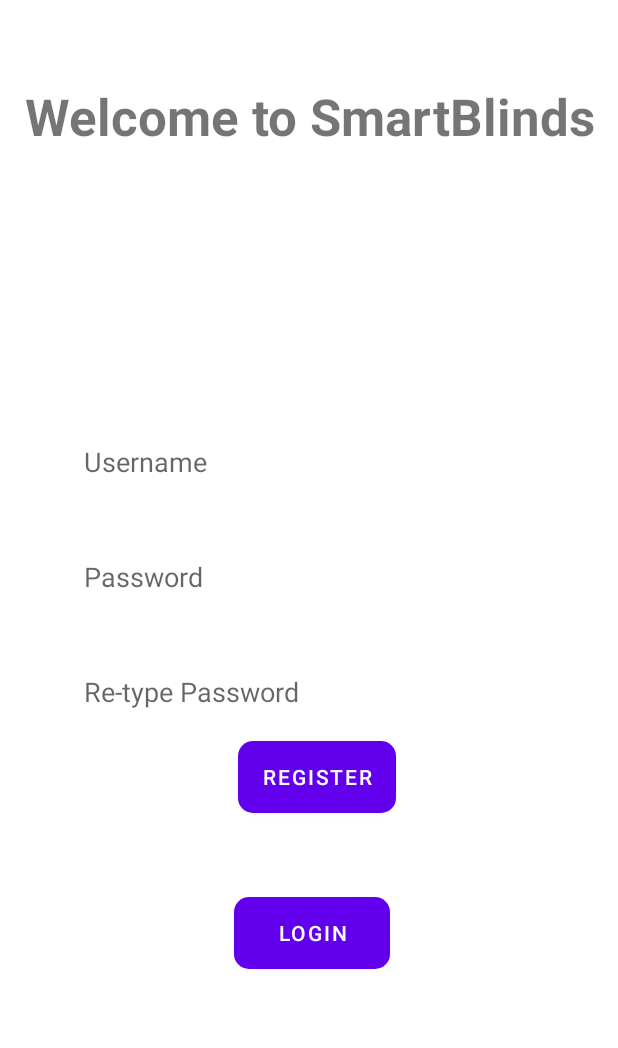
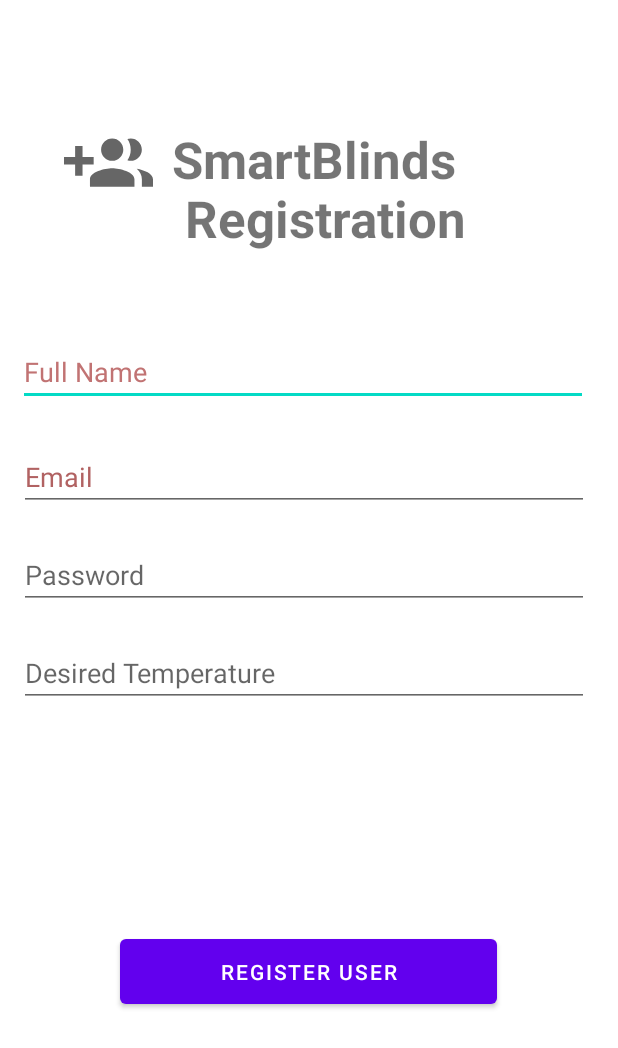
Before and after one commit to jkanagal/mobileapp, an Android app: the screen it shows after launch (MainActivity before the commit, register_user after it), after a tap on "LOGIN", on a phone screen of 412 x 824 dp. Shown: the top 1048 px of the screen. Run offline under Robolectric (Android 15) with nearby library versions, the phone set to English and light mode, and no system bars; 2 statements that could not run were skipped.

Commit message:
no logic yet, still formating

```diff
--- a/MyApplication_smartblinds_updated/MyApplication_smartblinds/app/src/main/AndroidManifest.xml
+++ b/MyApplication_smartblinds_updated/MyApplication_smartblinds/app/src/main/AndroidManifest.xml
@@ -25,7 +25,7 @@
             android:name=".schedule_page"
             android:exported="false" />
         <activity
-            android:name=".login_page"
+            android:name=".register_user"
             android:exported="false" />
         <activity
             android:name=".MainActivity"
--- a/MyApplication_smartblinds_updated/MyApplication_smartblinds/app/src/main/java/com/example/myapplication_smartblinds/MainActivity.java
+++ b/MyApplication_smartblinds_updated/MyApplication_smartblinds/app/src/main/java/com/example/myapplication_smartblinds/MainActivity.java
@@ -6,7 +6,6 @@ import android.content.Intent;
 import android.os.Bundle;
 import android.view.View;
 import android.widget.Button;
-import android.widget.CompoundButton;
 import android.widget.TextView;
 import android.widget.ToggleButton;
 
@@ -31,7 +30,7 @@ TextView tv;
     }
 
     public void openLoginPage(){
-        Intent intent=new Intent(this, login_page.class);
+        Intent intent=new Intent(this, register_user.class);
         startActivity(intent);
     }
 
--- a/MyApplication_smartblinds_updated/MyApplication_smartblinds/app/src/main/java/com/example/myapplication_smartblinds/register_user.java
+++ b/MyApplication_smartblinds_updated/MyApplication_smartblinds/app/src/main/java/com/example/myapplication_smartblinds/register_user.java
@@ -7,12 +7,12 @@ import android.os.Bundle;
 import android.view.View;
 import android.widget.Button;
 
-public class login_page extends AppCompatActivity {
+public class register_user extends AppCompatActivity {
     Button logintohome;
     @Override
     protected void onCreate(Bundle savedInstanceState) {
         super.onCreate(savedInstanceState);
-        setContentView(R.layout.activity_login_page);
+        setContentView(R.layout.activity_register_user);
 
 
         logintohome=(Button)findViewById(R.id.login_home);
--- a/MyApplication_smartblinds_updated/MyApplication_smartblinds/app/src/main/res/layout/activity_main.xml
+++ b/MyApplication_smartblinds_updated/MyApplication_smartblinds/app/src/main/res/layout/activity_main.xml
@@ -16,29 +16,17 @@
         android:textSize="34sp"
         android:textStyle="bold"
         app:layout_constraintBottom_toBottomOf="parent"
+        app:layout_constraintHorizontal_bias="0.666"
         app:layout_constraintLeft_toLeftOf="parent"
         app:layout_constraintRight_toRightOf="parent"
         app:layout_constraintTop_toTopOf="parent"
-        app:layout_constraintVertical_bias="0.07" />
-
-    <Button
-        android:id="@+id/button"
-        android:layout_width="wrap_content"
-        android:layout_height="wrap_content"
-        android:layout_marginTop="356dp"
-        android:layout_marginEnd="148dp"
-        android:background="@drawable/custom_button"
-        android:text="@string/register_button"
-        app:layout_constraintBottom_toBottomOf="parent"
-        app:layout_constraintEnd_toEndOf="parent"
-        app:layout_constraintTop_toBottomOf="@+id/textView2"
-        app:layout_constraintVertical_bias="0.119" />
+        app:layout_constraintVertical_bias="0.069" />
 
     <EditText
         android:id="@+id/username"
         android:layout_width="321dp"
         android:layout_height="57dp"
-        android:layout_marginStart="56dp"
+        android:layout_marginStart="44dp"
         android:background="#A3A0A0"
         android:backgroundTint="#FFFFFF"
         android:hint="@string/username_text"
@@ -50,28 +38,7 @@
         app:layout_constraintBottom_toBottomOf="parent"
         app:layout_constraintStart_toStartOf="parent"
         app:layout_constraintTop_toTopOf="parent"
-        app:layout_constraintVertical_bias="0.364"
-        tools:ignore="TextContrastCheck" />
-
-    <EditText
-        android:id="@+id/repassword"
-        android:layout_width="321dp"
-        android:layout_height="57dp"
-        android:layout_below="@+id/password"
-        android:layout_marginStart="56dp"
-        android:layout_marginTop="19dp"
-        android:layout_marginBottom="212dp"
-        android:background="#838383"
-        android:backgroundTint="#FFFFFF"
-        android:hint="@string/re_type_password_text"
-        android:importantForAutofill="no"
-        android:inputType="textPassword"
-
-        android:textColor="#ECE4E4"
-        app:layout_constraintBottom_toBottomOf="parent"
-        app:layout_constraintStart_toStartOf="parent"
-        app:layout_constraintTop_toBottomOf="@+id/password"
-        app:layout_constraintVertical_bias="0.0"
+        app:layout_constraintVertical_bias="0.348"
         tools:ignore="TextContrastCheck" />
 
     <EditText
@@ -79,7 +46,7 @@
         android:layout_width="321dp"
         android:layout_height="57dp"
         android:layout_below="@+id/username"
-        android:layout_marginStart="56dp"
+        android:layout_marginStart="44dp"
         android:layout_marginTop="19dp"
         android:layout_marginBottom="292dp"
 
@@ -92,20 +59,69 @@
         app:layout_constraintBottom_toBottomOf="parent"
         app:layout_constraintStart_toStartOf="parent"
         app:layout_constraintTop_toBottomOf="@+id/username"
-        app:layout_constraintVertical_bias="0.0"
+        app:layout_constraintVertical_bias="0.028"
         tools:ignore="TextContrastCheck" />
 
     <Button
         android:id="@+id/loginmain"
-        android:layout_width="104dp"
-        android:layout_height="48dp"
-        android:layout_marginTop="20dp"
-        android:layout_marginEnd="152dp"
+        android:layout_width="270dp"
+        android:layout_height="43dp"
+        android:layout_marginTop="49dp"
         android:background="@drawable/custom_button"
         android:text="@string/login_button"
         app:layout_constraintBottom_toBottomOf="parent"
         app:layout_constraintEnd_toEndOf="parent"
-        app:layout_constraintTop_toBottomOf="@+id/button"
-        app:layout_constraintVertical_bias="0.167" />
+        app:layout_constraintHorizontal_bias="0.496"
+        app:layout_constraintStart_toStartOf="parent"
+        app:layout_constraintTop_toBottomOf="@+id/password"
+        app:layout_constraintVertical_bias="0.0" />
+    <TextView
+        android:id="@+id/forgotPassword"
+        android:layout_width="wrap_content"
+        android:layout_height="wrap_content"
+        android:text="@string/forgot_password"
+        android:textSize="16sp"
+        android:textStyle="bold"
+        app:layout_constraintTop_toBottomOf="@+id/loginmain"
+        app:layout_constraintLeft_toLeftOf="parent"
+        android:layout_marginTop="25dp"
+        android:layout_marginStart="25dp"
+        />
+    <TextView
+        android:id="@+id/register"
+        android:layout_width="wrap_content"
+        android:layout_height="wrap_content"
+        android:text="@string/register"
+        android:textSize="16sp"
+        android:textStyle="bold"
+        app:layout_constraintTop_toTopOf="@id/forgotPassword"
+        app:layout_constraintLeft_toRightOf="@id/forgotPassword"
+        android:layout_marginStart="155dp"
+        />
+    <ProgressBar
+        android:layout_width="wrap_content"
+        android:layout_height="wrap_content"
+        android:id="@+id/progressBar"
+        style="?android:attr/progressBarStyleLarge"
+        app:layout_centerInParent="true"
+        android:visibility="gone"
+        tools:ignore="MissingConstraints"
+        app:layout_constraintTop_toTopOf="parent"
+        app:layout_constraintBottom_toBottomOf="parent"
+        app:layout_constraintLeft_toLeftOf="parent"
+        app:layout_constraintRight_toRightOf="parent"
+        />
+
+    <ImageView
+        android:id="@+id/imageView2"
+        android:layout_width="62dp"
+        android:layout_height="59dp"
+        app:layout_constraintBottom_toBottomOf="@+id/textView2"
+        app:layout_constraintEnd_toStartOf="@+id/textView2"
+        app:layout_constraintHorizontal_bias="0.787"
+        app:layout_constraintStart_toStartOf="parent"
+        app:layout_constraintTop_toTopOf="parent"
+        app:layout_constraintVertical_bias="0.816"
+        app:srcCompat="@drawable/ic_baseline_group_24" />
 
 </androidx.constraintlayout.widget.ConstraintLayout>
--- a/MyApplication_smartblinds_updated/MyApplication_smartblinds/app/src/main/res/layout/activity_register_user.xml
+++ b/MyApplication_smartblinds_updated/MyApplication_smartblinds/app/src/main/res/layout/activity_register_user.xml
@@ -4,64 +4,119 @@
     xmlns:tools="http://schemas.android.com/tools"
     android:layout_width="match_parent"
     android:layout_height="match_parent"
-    tools:context=".login_page">
+    tools:context=".register_user">
+
     <EditText
-        android:id="@+id/username1"
+        android:id="@+id/fullName"
         android:layout_width="380dp"
-        android:layout_height="52dp"
-        android:layout_marginStart="16dp"
-        android:autofillHints="user name"
-        android:hint="@string/username_login_text"
-        android:inputType="textShortMessage"
+        android:layout_height="wrap_content"
+        android:layout_marginStart="12dp"
+        android:hint="@string/full_name"
+        android:inputType="text"
         android:textColor="#000000"
         android:textColorHint="#C17373"
         android:visibility="visible"
         app:layout_constraintBottom_toBottomOf="parent"
         app:layout_constraintStart_toStartOf="parent"
-        app:layout_constraintTop_toTopOf="parent"
-        app:layout_constraintVertical_bias="0.291" />
+        app:layout_constraintTop_toBottomOf="@+id/textView7"
+        app:layout_constraintVertical_bias="0.094"
+        tools:ignore="TouchTargetSizeCheck" />
 
     <EditText
-        android:id="@+id/password1"
+        android:id="@+id/email"
         android:layout_width="380dp"
-        android:layout_height="52dp"
-        android:layout_below="@+id/username1"
-        android:layout_marginStart="16dp"
-        android:layout_marginTop="16dp"
-        android:autofillHints="password"
-        android:hint="@string/password_login_text"
-        android:inputType="textPassword"
+        android:layout_height="wrap_content"
+        android:layout_below="@+id/fullName"
+        android:layout_marginTop="20dp"
+        android:layout_marginBottom="420dp"
+        android:hint="@string/email"
+        android:inputType="textEmailAddress"
         android:textColorHint="#B16262"
         app:layout_constraintBottom_toBottomOf="parent"
+        app:layout_constraintEnd_toEndOf="parent"
+        app:layout_constraintHorizontal_bias="0.387"
         app:layout_constraintStart_toStartOf="parent"
-        app:layout_constraintTop_toBottomOf="@+id/username1"
-        app:layout_constraintVertical_bias="0.07" />
+        app:layout_constraintTop_toBottomOf="@+id/fullName"
+        app:layout_constraintVertical_bias="0.07"
+        tools:ignore="TouchTargetSizeCheck" />
+
+    <EditText
+        android:id="@+id/password"
+        android:layout_width="380dp"
+        android:layout_height="wrap_content"
+        android:layout_marginTop="20dp"
+        android:ems="10"
+        android:hint="@string/password"
+        android:inputType="textPassword"
+        app:layout_constraintHorizontal_bias="0.387"
+        app:layout_constraintLeft_toLeftOf="parent"
+        app:layout_constraintRight_toRightOf="parent"
+        app:layout_constraintTop_toBottomOf="@id/email"
+        tools:ignore="TouchTargetSizeCheck" />
+
+    <EditText
+        android:id="@+id/temperature"
+        android:layout_width="380dp"
+        android:layout_height="wrap_content"
+        android:layout_marginTop="20dp"
+        android:ems="10"
+        android:hint="@string/desired_temperature"
+        android:inputType="numberSigned"
+        app:layout_constraintHorizontal_bias="0.387"
+        app:layout_constraintLeft_toLeftOf="parent"
+        app:layout_constraintRight_toRightOf="parent"
+        app:layout_constraintTop_toBottomOf="@id/password"
+        tools:ignore="TouchTargetSizeCheck" />
 
     <Button
-        android:id="@+id/login_home"
-        android:layout_width="wrap_content"
-        android:layout_height="wrap_content"
-        android:layout_marginEnd="152dp"
-        android:text="@string/loginhome_button"
-        android:background="@drawable/custom_button"
+        android:id="@+id/registerUser"
+        android:layout_width="251dp"
+        android:layout_height="55dp"
+        android:text="@string/register_user"
         app:layout_constraintBottom_toBottomOf="parent"
         app:layout_constraintEnd_toEndOf="parent"
-        app:layout_constraintTop_toTopOf="parent"
-        app:layout_constraintVertical_bias="0.714"
-
-        />
+        app:layout_constraintHorizontal_bias="0.498"
+        app:layout_constraintStart_toStartOf="parent"
+        app:layout_constraintTop_toBottomOf="@+id/temperature" />
 
     <TextView
         android:id="@+id/textView7"
         android:layout_width="wrap_content"
         android:layout_height="wrap_content"
-        android:layout_marginTop="64dp"
-        android:layout_marginEnd="88dp"
         android:text="@string/smartblinds_login_text"
         android:textSize="34sp"
         android:textStyle="bold"
-        app:layout_constraintBottom_toTopOf="@+id/username1"
+        app:layout_constraintBottom_toBottomOf="parent"
         app:layout_constraintEnd_toEndOf="parent"
+        app:layout_constraintHorizontal_bias="0.539"
+        app:layout_constraintStart_toStartOf="parent"
         app:layout_constraintTop_toTopOf="parent"
-        app:layout_constraintVertical_bias="0.0" />
+        app:layout_constraintVertical_bias="0.113" />
+
+    <ImageView
+        android:id="@+id/imageView2"
+        android:layout_width="62dp"
+        android:layout_height="59dp"
+        android:layout_marginTop="72dp"
+        app:layout_constraintBottom_toBottomOf="@+id/textView7"
+        app:layout_constraintEnd_toStartOf="@+id/textView7"
+        app:layout_constraintHorizontal_bias="0.783"
+        app:layout_constraintStart_toStartOf="parent"
+        app:layout_constraintTop_toTopOf="parent"
+        app:layout_constraintVertical_bias="0.222"
+        app:srcCompat="@drawable/ic_baseline_group_add_24" />
+
+    <ProgressBar
+        android:layout_width="wrap_content"
+        android:layout_height="wrap_content"
+        android:id="@+id/progressBar"
+        style="?android:attr/progressBarStyleLarge"
+        app:layout_centerInParent="true"
+        android:visibility="gone"
+        tools:ignore="MissingConstraints"
+        app:layout_constraintTop_toTopOf="parent"
+        app:layout_constraintBottom_toBottomOf="parent"
+        app:layout_constraintLeft_toLeftOf="parent"
+        app:layout_constraintRight_toRightOf="parent"
+        />
 </androidx.constraintlayout.widget.ConstraintLayout>
--- a/MyApplication_smartblinds_updated/MyApplication_smartblinds/app/src/main/res/values/strings.xml
+++ b/MyApplication_smartblinds_updated/MyApplication_smartblinds/app/src/main/res/values/strings.xml
@@ -4,13 +4,13 @@
     <string name="password_text">Password</string>
     <string name="re_type_password_text">Re-type Password</string>
     <string name="username_text">Username</string>
-    <string name="welcome_text">Welcome to SmartBlinds</string>
+    <string name="welcome_text">SmartBlinds \n User Login</string>
     <string name="register_button">Register</string>
     <string name="username_login_text">Username</string>
     <string name="password_login_text">Password</string>
-    <string name="smartblinds_login_text">SmartBlinds Login</string>
+    <string name="smartblinds_login_text">SmartBlinds \n Registration</string>
     <string name="loginhome_button">Login</string>
-    <string name="tempvalue_input">Tempurature Valuue</string>
+    <string name="tempvalue_input">Tempurature Value</string>
     <string name="currenttemp_text">Current Tempurature</string>
     <string name="desiredtemp_text">Desired Tempurature</string>
     <string name="scheduling_image">scheduling_image</string>
@@ -34,6 +34,13 @@
     <string name="insert_time_text">insert time</string>
     <string name="time">time</string>
     <string name="up_or_down">up or down</string>
+    <string name="forgot_password">Forgot Password?</string>
+    <string name="register">Register</string>
+    <string name="email">Email</string>
+    <string name="password">Password</string>
+    <string name="desired_temperature">Desired Temperature</string>
+    <string name="full_name">Full Name</string>
+    <string name="register_user">Register User</string>
 
 
 </resources>
```
